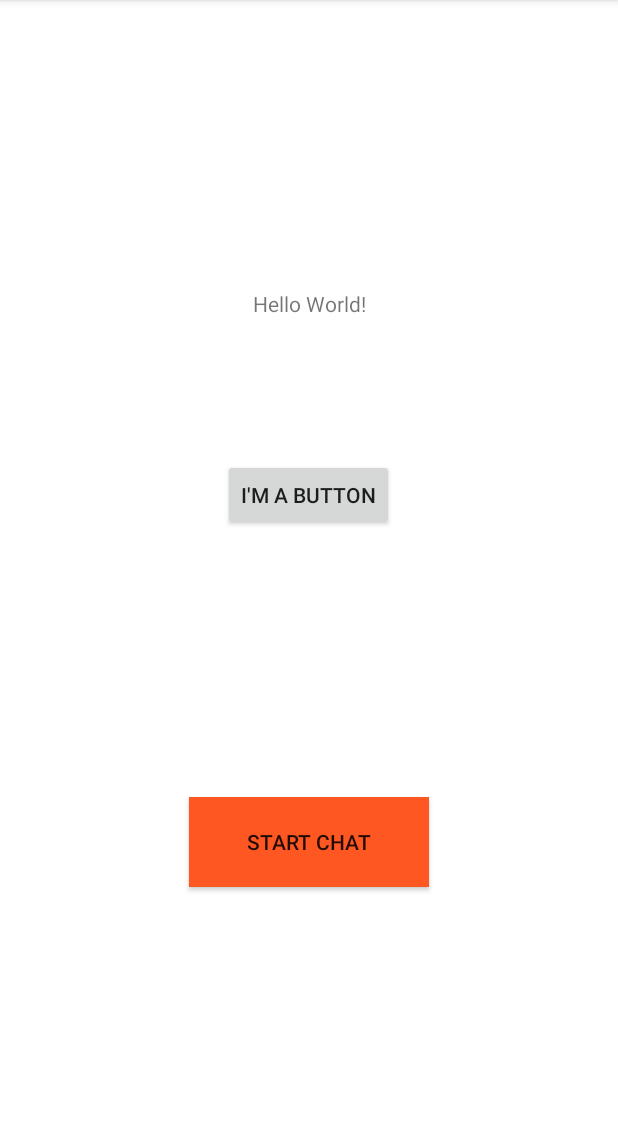
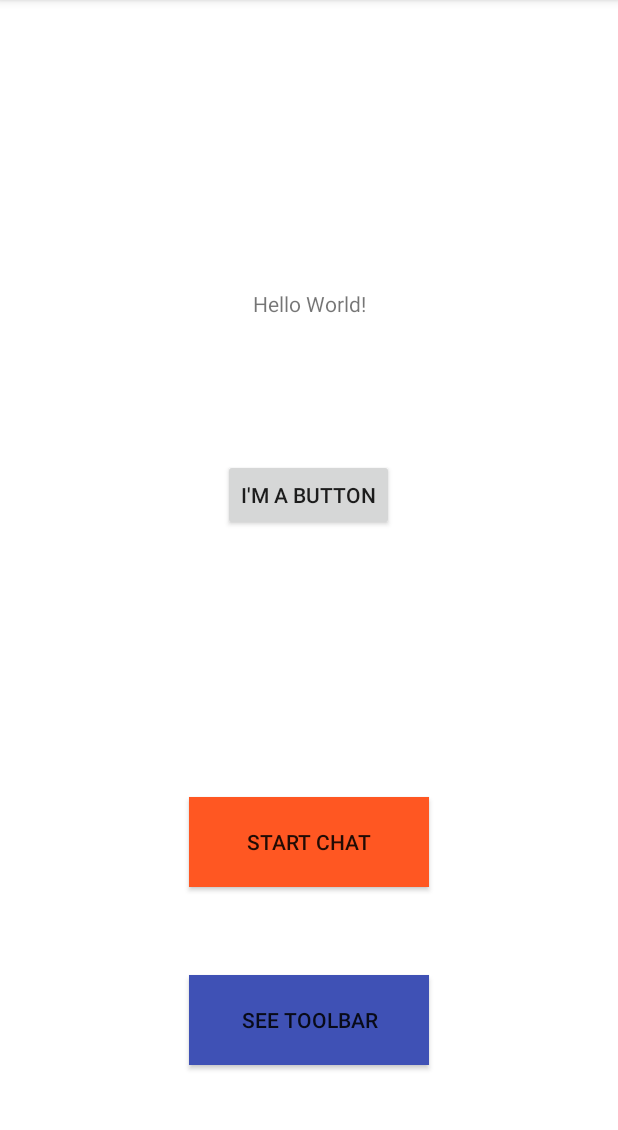
Before and after one commit to Abdisalanvp77/CP470, an Android app: the MainActivity screen opened directly, with no data from a screen before it, on a phone screen of 412 x 824 dp, the part 84-1214 px from its top. Run offline under Robolectric (Android 15) with nearby library versions, the light colour scheme and no system bars.

Commit message:
Finished Assignment2Part4

```diff
--- a/app/build.gradle
+++ b/app/build.gradle
@@ -26,6 +26,9 @@ dependencies {
     implementation fileTree(dir: "libs", include: ["*.jar"])
     implementation 'androidx.appcompat:appcompat:1.2.0'
     implementation 'androidx.constraintlayout:constraintlayout:2.0.1'
+    implementation 'com.google.android.material:material:1.1.0'
+    implementation 'androidx.navigation:navigation-fragment:2.2.2'
+    implementation 'androidx.navigation:navigation-ui:2.2.2'
     testImplementation 'junit:junit:4.12'
     androidTestImplementation 'androidx.test.ext:junit:1.1.2'
     androidTestImplementation 'androidx.test.espresso:espresso-core:3.3.0'
--- a/app/src/main/AndroidManifest.xml
+++ b/app/src/main/AndroidManifest.xml
@@ -20,7 +20,11 @@
         android:roundIcon="@mipmap/ic_launcher_round"
         android:supportsRtl="true"
         android:theme="@style/AppTheme">
-        <activity android:name=".ChatWindow"></activity>
+        <activity
+            android:name=".TestToolbar"
+            android:label="@string/title_activity_test_toolbar"
+            android:theme="@style/AppTheme"></activity>
+        <activity android:name=".ChatWindow" />
         <activity android:name=".ListItemsActivity" />
         <activity android:name=".LoginActivity">
             <intent-filter>
--- a/app/src/main/java/com/example/androidassignments/MainActivity.java
+++ b/app/src/main/java/com/example/androidassignments/MainActivity.java
@@ -14,6 +14,7 @@ public class MainActivity extends AppCompatActivity {
     protected static  final String ACTIVITY_NAME = "MainActivity";
     Button button;
     Button startChat;
+    Button toolbarButton;
     @Override
     protected void onCreate(Bundle savedInstanceState) {
         super.onCreate(savedInstanceState);
@@ -22,6 +23,7 @@ public class MainActivity extends AppCompatActivity {
 
         button = findViewById(R.id.button);
         startChat = findViewById(R.id.start_chat_button);
+        toolbarButton = findViewById((R.id.toolbarButton));
 
         button.setOnClickListener(new View.OnClickListener() {
             @Override
@@ -29,6 +31,14 @@ public class MainActivity extends AppCompatActivity {
 
                 Intent i = new Intent(MainActivity.this, ListItemsActivity.class);
                 startActivityForResult(i, 10);
+            }
+        });
+
+        toolbarButton.setOnClickListener(new View.OnClickListener() {
+            @Override
+            public void onClick(View view) {
+                Intent intent = new Intent(MainActivity.this, TestToolbar.class);
+                startActivity(intent);
             }
         });
 
--- a/app/src/main/res/layout/activity_main.xml
+++ b/app/src/main/res/layout/activity_main.xml
@@ -43,5 +43,16 @@
         app:layout_constraintHorizontal_bias="0.5"
         app:layout_constraintStart_toStartOf="parent"
         app:layout_constraintTop_toBottomOf="@+id/button" />
-
+    <Button
+        android:id="@+id/toolbarButton"
+        android:layout_width="160dp"
+        android:layout_height="60dp"
+        android:background="#3F51B5"
+        android:onClick="onStartChat"
+        android:text="@string/test_toolbar"
+        app:layout_constraintBottom_toBottomOf="parent"
+        app:layout_constraintEnd_toEndOf="parent"
+        app:layout_constraintHorizontal_bias="0.5"
+        app:layout_constraintStart_toStartOf="parent"
+        app:layout_constraintTop_toBottomOf="@+id/start_chat_button" />
 </androidx.constraintlayout.widget.ConstraintLayout>
```
Also changed, not shown: app/src/main/res/values/strings.xml (+14 -0 lines), 1 other file.
